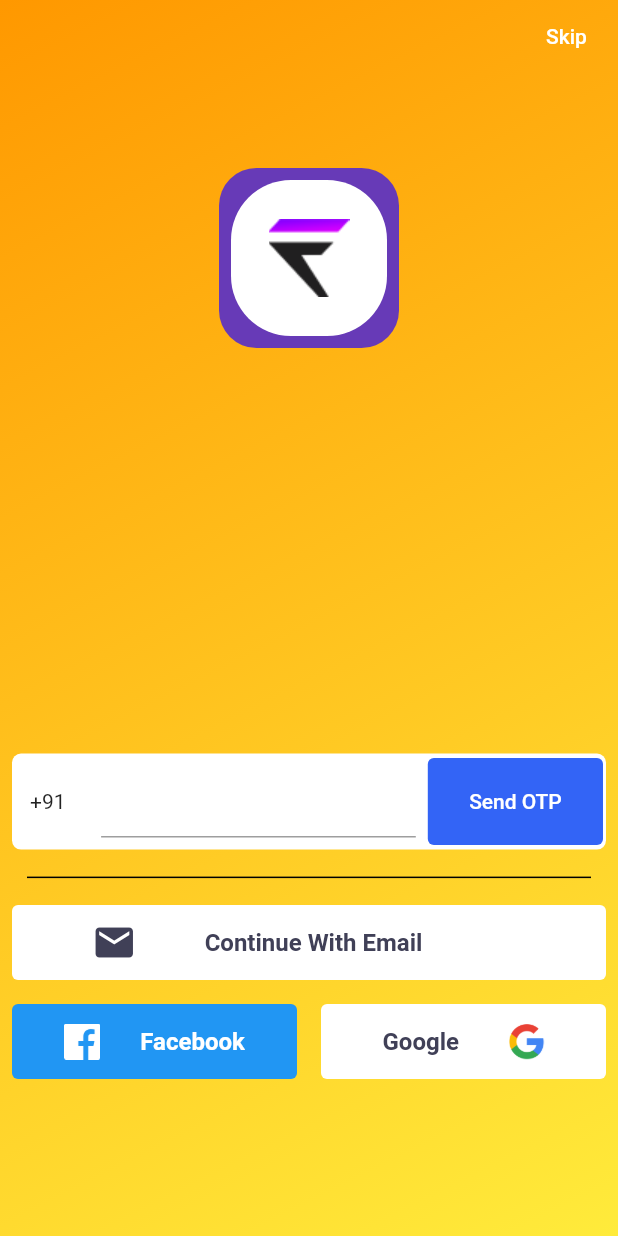
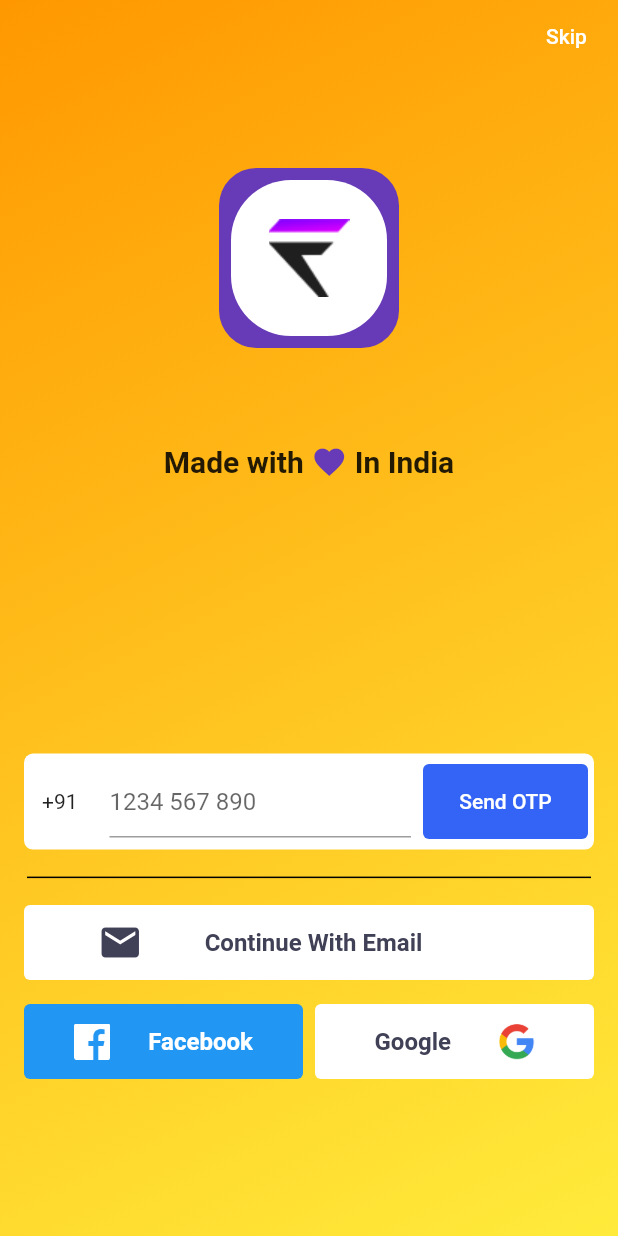
Before and after one commit to golugyamlani/fudoscreens, a Flutter app: the screen it shows after launch, on a phone screen of 412 x 824 dp. Run offline on Flutter 3.47's test engine with Material 2 defaults, Android fonts, the phone set to English and light mode, and no system bars.

Commit message:
minor changes

```diff
--- a/lib/screens/sign_in_screen.dart
+++ b/lib/screens/sign_in_screen.dart
@@ -77,7 +77,31 @@ class SignInScreen extends StatelessWidget {
                       ),
                     ),
                     // Made with love in india; maybe merge with fudo icon
-                    // Phone Auth Field
+                    Container(
+                      child: Row(
+                        mainAxisAlignment: MainAxisAlignment.center,
+                        children: [
+                          Text(
+                            'Made with ',
+                            style: TextStyle(
+                              fontSize: 20,
+                              fontWeight: FontWeight.bold,
+                            ),
+                          ),
+                          Icon(
+                            Icons.favorite,
+                            color: Colors.deepPurple,
+                          ),
+                          Text(
+                            ' In India',
+                            style: TextStyle(
+                              fontSize: 20,
+                              fontWeight: FontWeight.bold,
+                            ),
+                          ),
+                        ],
+                      ),
+                    ),
                   ],
                 ),
               ),
@@ -90,7 +114,7 @@ class SignInScreen extends StatelessWidget {
                     children: [
                       // Phone Auth Box
                       Padding(
-                        padding: const EdgeInsets.all(8.0),
+                        padding: const EdgeInsets.fromLTRB(16, 8, 16, 8),
                         child: Container(
                           decoration: BoxDecoration(
                             color: Colors.white,
@@ -117,7 +141,10 @@ class SignInScreen extends StatelessWidget {
                                       const EdgeInsets.fromLTRB(0, 8, 8, 8),
                                   child: Container(
                                     width: MediaQuery.of(context).size.width,
-                                    child: TextFormField(),
+                                    child: TextFormField(
+                                      decoration: InputDecoration(
+                                          hintText: "1234 567 890"),
+                                    ),
                                   ),
                                 ),
                               ),
@@ -125,9 +152,9 @@ class SignInScreen extends StatelessWidget {
                                 flex: 6,
                                 child: Padding(
                                   padding:
-                                      const EdgeInsets.fromLTRB(0, 0, 2, 0),
+                                      const EdgeInsets.fromLTRB(0, 0, 4, 0),
                                   child: SizedBox(
-                                    height: 58,
+                                    height: 50,
                                     child: TextButton(
                                       onPressed: () {},
                                       child: Text(
@@ -160,7 +187,7 @@ class SignInScreen extends StatelessWidget {
                       ),
                       // Continue with Email
                       Padding(
-                        padding: const EdgeInsets.all(8.0),
+                        padding: const EdgeInsets.fromLTRB(16, 8, 16, 8),
                         child: SizedBox(
                           height: 50,
                           child: TextButton(
@@ -198,7 +225,7 @@ class SignInScreen extends StatelessWidget {
                         children: [
                           Expanded(
                             child: Padding(
-                              padding: const EdgeInsets.all(8.0),
+                              padding: const EdgeInsets.fromLTRB(16, 8, 4, 8),
                               child: SizedBox(
                                 height: 50,
                                 child: TextButton(
@@ -231,7 +258,7 @@ class SignInScreen extends StatelessWidget {
                           ),
                           Expanded(
                             child: Padding(
-                              padding: const EdgeInsets.all(8.0),
+                              padding: const EdgeInsets.fromLTRB(4, 8, 16, 8),
                               child: SizedBox(
                                 height: 50,
                                 child: TextButton(
@@ -243,10 +270,6 @@ class SignInScreen extends StatelessWidget {
                                     mainAxisAlignment:
                                         MainAxisAlignment.spaceEvenly,
                                     children: [
-                                      // Icon(
-                                      //   Icons.email,
-                                      //   color: Color(0xFF404057),
-                                      // ),
                                       Text(
                                         'Google',
                                         style: TextStyle(
```
